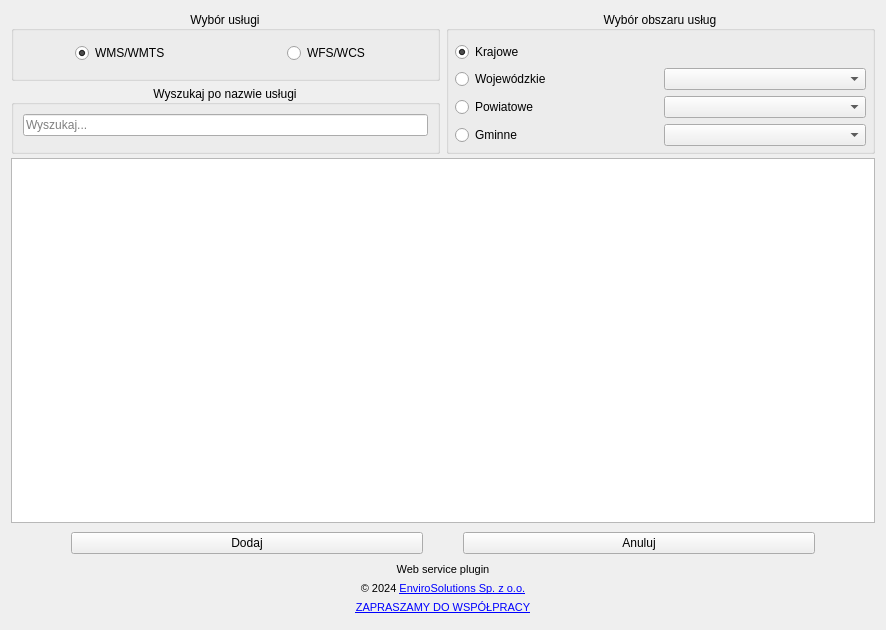
The window that web_service_plugin_dialog_base.ui (envirosolutionspl/integrator_uslug_danych_przestrzennych) describes before a commit, drawn with Qt 5.
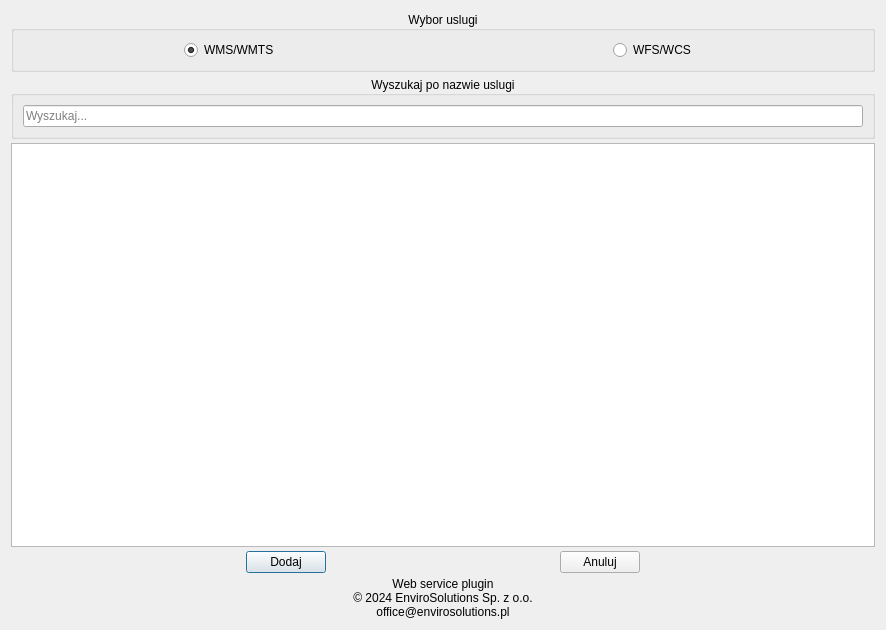
The same window after the commit. Icons and pictures are not drawn.

```diff
--- a/web_service_plugin_dialog_base.ui
+++ b/web_service_plugin_dialog_base.ui
@@ -23,12 +23,6 @@
    <iconset>
     <normaloff>images/icon.svg</normaloff>images/icon.svg</iconset>
   </property>
-  <property name="styleSheet">
-   <string notr="true"/>
-  </property>
-  <property name="sizeGripEnabled">
-   <bool>false</bool>
-  </property>
   <layout class="QGridLayout" name="gridLayout_2">
    <property name="horizontalSpacing">
     <number>6</number>
@@ -36,172 +30,88 @@
    <property name="verticalSpacing">
     <number>4</number>
    </property>
-   <item row="0" column="1" rowspan="2">
-    <widget class="QGroupBox" name="units_wdgt">
+   <item row="0" column="0">
+    <widget class="QGroupBox" name="services_groupbox">
      <property name="title">
-      <string>Wybór obszaru usług</string>
+      <string>Wybor uslugi</string>
      </property>
      <property name="alignment">
       <set>Qt::AlignCenter</set>
      </property>
-     <layout class="QGridLayout" name="gridLayout">
-      <property name="leftMargin">
-       <number>6</number>
-      </property>
-      <property name="topMargin">
-       <number>6</number>
-      </property>
-      <property name="rightMargin">
-       <number>6</number>
-      </property>
-      <property name="bottomMargin">
-       <number>0</number>
-      </property>
-      <item row="0" column="1">
-       <layout class="QGridLayout" name="gridLayout_4">
-        <property name="topMargin">
-         <number>5</number>
-        </property>
-        <item row="1" column="0" alignment="Qt::AlignLeft">
-         <widget class="QRadioButton" name="woj_rb">
+     <layout class="QVBoxLayout" name="verticalLayout_3">
+      <item>
+       <layout class="QGridLayout" name="gridLayout_8">
+        <item row="0" column="0" alignment="Qt::AlignHCenter">
+         <widget class="QRadioButton" name="wms_rdbtn">
           <property name="text">
-           <string>Wojewódzkie</string>
-          </property>
-         </widget>
-        </item>
-        <item row="0" column="0" alignment="Qt::AlignLeft">
-         <widget class="QRadioButton" name="kraj_rb">
-          <property name="text">
-           <string>Krajowe</string>
+           <string>WMS/WMTS</string>
           </property>
           <property name="checked">
            <bool>true</bool>
           </property>
          </widget>
         </item>
-        <item row="3" column="0" alignment="Qt::AlignLeft">
-         <widget class="QRadioButton" name="gmi_rb">
+        <item row="0" column="1" alignment="Qt::AlignHCenter">
+         <widget class="QRadioButton" name="wfs_rdbtn">
           <property name="text">
-           <string>Gminne</string>
-          </property>
-         </widget>
-        </item>
-        <item row="3" column="1">
-         <widget class="QComboBox" name="gmina_combo">
-          <property name="sizePolicy">
-           <sizepolicy hsizetype="Minimum" vsizetype="Fixed">
-            <horstretch>0</horstretch>
-            <verstretch>0</verstretch>
-           </sizepolicy>
-          </property>
-          <property name="editable">
-           <bool>false</bool>
-          </property>
-          <property name="maxVisibleItems">
-           <number>10</number>
-          </property>
-         </widget>
-        </item>
-        <item row="1" column="1">
-         <widget class="QComboBox" name="wojewodztwo_combo">
-          <property name="sizePolicy">
-           <sizepolicy hsizetype="Minimum" vsizetype="Fixed">
-            <horstretch>0</horstretch>
-            <verstretch>0</verstretch>
-           </sizepolicy>
-          </property>
-          <property name="editable">
-           <bool>false</bool>
-          </property>
-          <property name="maxVisibleItems">
-           <number>10</number>
-          </property>
-          <property name="duplicatesEnabled">
-           <bool>false</bool>
-          </property>
-          <item>
-           <property name="text">
-            <string/>
-           </property>
-          </item>
-         </widget>
-        </item>
-        <item row="2" column="1">
-         <widget class="QComboBox" name="powiat_combo">
-          <property name="sizePolicy">
-           <sizepolicy hsizetype="Minimum" vsizetype="Fixed">
-            <horstretch>0</horstretch>
-            <verstretch>0</verstretch>
-           </sizepolicy>
-          </property>
-          <property name="editable">
-           <bool>false</bool>
-          </property>
-          <property name="maxVisibleItems">
-           <number>10</number>
-          </property>
-         </widget>
-        </item>
-        <item row="2" column="0" alignment="Qt::AlignLeft">
-         <widget class="QRadioButton" name="pow_rb">
-          <property name="text">
-           <string>Powiatowe</string>
+           <string>WFS/WCS</string>
           </property>
          </widget>
         </item>
        </layout>
       </item>
-      <item row="1" column="1">
-       <spacer name="verticalSpacer_2">
-        <property name="orientation">
-         <enum>Qt::Vertical</enum>
+     </layout>
+    </widget>
+   </item>
+   <item row="1" column="0">
+    <widget class="QGroupBox" name="groupBox">
+     <property name="title">
+      <string>Wyszukaj po nazwie uslugi</string>
+     </property>
+     <property name="alignment">
+      <set>Qt::AlignCenter</set>
+     </property>
+     <layout class="QVBoxLayout" name="verticalLayout">
+      <item>
+       <widget class="QLineEdit" name="search_lineedit">
+        <property name="placeholderText">
+         <string>Wyszukaj...</string>
         </property>
-        <property name="sizeHint" stdset="0">
-         <size>
-          <width>20</width>
-          <height>5</height>
-         </size>
+        <property name="clearButtonEnabled">
+         <bool>true</bool>
         </property>
-       </spacer>
+       </widget>
       </item>
      </layout>
     </widget>
    </item>
-   <item row="3" column="0" colspan="2">
+   <item row="3" column="0">
     <widget class="QTableView" name="services_table">
-     <property name="toolTip">
-      <string>Wciśnij Ctrl aby zaznaczyć więcej usług</string>
-     </property>
-     <property name="frameShape">
-      <enum>QFrame::StyledPanel</enum>
-     </property>
      <property name="selectionBehavior">
       <enum>QAbstractItemView::SelectRows</enum>
      </property>
     </widget>
    </item>
-   <item row="5" column="0" colspan="2">
+   <item row="5" column="0">
     <layout class="QGridLayout" name="gridLayout_3">
-     <property name="topMargin">
-      <number>5</number>
-     </property>
-     <property name="bottomMargin">
-      <number>5</number>
-     </property>
+     <item row="0" column="0">
+      <spacer name="horizontalSpacer">
+       <property name="orientation">
+        <enum>Qt::Horizontal</enum>
+       </property>
+       <property name="sizeHint" stdset="0">
+        <size>
+         <width>60</width>
+         <height>20</height>
+        </size>
+       </property>
+      </spacer>
+     </item>
      <item row="0" column="1">
       <widget class="QPushButton" name="add_btn">
-       <property name="enabled">
-        <bool>true</bool>
-       </property>
-       <property name="toolTip">
-        <string>Dodaje usługę do projektu</string>
-       </property>
        <property name="text">
         <string>Dodaj</string>
        </property>
-       <property name="autoDefault">
-        <bool>false</bool>
-       </property>
       </widget>
      </item>
      <item row="0" column="2">
@@ -209,9 +119,6 @@
        <property name="orientation">
         <enum>Qt::Horizontal</enum>
        </property>
-       <property name="sizeType">
-        <enum>QSizePolicy::Preferred</enum>
-       </property>
        <property name="sizeHint" stdset="0">
         <size>
          <width>40</width>
@@ -228,35 +135,13 @@
        <property name="text">
         <string>Anuluj</string>
        </property>
-       <property name="autoDefault">
-        <bool>false</bool>
-       </property>
       </widget>
      </item>
-     <item row="0" column="0">
-      <spacer name="horizontalSpacer">
-       <property name="orientation">
-        <enum>Qt::Horizontal</enum>
-       </property>
-       <property name="sizeType">
-        <enum>QSizePolicy::Minimum</enum>
-       </property>
-       <property name="sizeHint" stdset="0">
-        <size>
-         <width>60</width>
-         <height>20</height>
-        </size>
-       </property>
-      </spacer>
-     </item>
      <item row="0" column="4">
       <spacer name="horizontalSpacer_2">
        <property name="orientation">
         <enum>Qt::Horizontal</enum>
        </property>
-       <property name="sizeType">
-        <enum>QSizePolicy::Minimum</enum>
-       </property>
        <property name="sizeHint" stdset="0">
         <size>
          <width>60</width>
@@ -267,23 +152,8 @@
      </item>
     </layout>
    </item>
-   <item row="7" column="0" colspan="2">
+   <item row="7" column="0">
     <layout class="QHBoxLayout" name="Stopka">
-     <property name="spacing">
-      <number>5</number>
-     </property>
-     <property name="leftMargin">
-      <number>5</number>
-     </property>
-     <property name="topMargin">
-      <number>0</number>
-     </property>
-     <property name="rightMargin">
-      <number>5</number>
-     </property>
-     <property name="bottomMargin">
-      <number>5</number>
-     </property>
      <item>
       <widget class="QLabel" name="img_main">
        <property name="maximumSize">
@@ -292,9 +162,6 @@
          <height>60</height>
         </size>
        </property>
-       <property name="text">
-        <string/>
-       </property>
        <property name="pixmap">
         <pixmap>images/icon.svg</pixmap>
        </property>
@@ -304,28 +171,24 @@
        <property name="alignment">
         <set>Qt::AlignCenter</set>
        </property>
-       <property name="margin">
-        <number>9</number>
-       </property>
       </widget>
      </item>
      <item>
       <layout class="QGridLayout" name="gridLayout_11">
-       <property name="spacing">
-        <number>6</number>
-       </property>
+       <item row="0" column="0">
+        <widget class="QLabel" name="lbl_pluginVersion">
+         <property name="text">
+          <string>Web service plugin</string>
+         </property>
+         <property name="alignment">
+          <set>Qt::AlignCenter</set>
+         </property>
+        </widget>
+       </item>
        <item row="1" column="0">
         <widget class="QLabel" name="lbl_copyrights_3">
-         <property name="font">
-          <font>
-           <pointsize>8</pointsize>
-          </font>
-         </property>
          <property name="text">
-          <string>&lt;html&gt;&lt;head/&gt;&lt;body&gt;&lt;p&gt;© 2024 &lt;a href=&quot;http://www.envirosolutions.pl/&quot;&gt;&lt;span style=&quot; text-decoration: underline; color:#0000ff;&quot;&gt;EnviroSolutions Sp. z o.o.&lt;/span&gt;&lt;/a&gt;&lt;/p&gt;&lt;/body&gt;&lt;/html&gt;</string>
-         </property>
-         <property name="textFormat">
-          <enum>Qt::RichText</enum>
+          <string>© 2024 EnviroSolutions Sp. z o.o.</string>
          </property>
          <property name="alignment">
           <set>Qt::AlignCenter</set>
@@ -340,37 +203,8 @@
        </item>
        <item row="2" column="0">
         <widget class="QLabel" name="lbl_email_3">
-         <property name="font">
-          <font>
-           <pointsize>8</pointsize>
-          </font>
-         </property>
          <property name="text">
-          <string>&lt;html&gt;&lt;head/&gt;&lt;body&gt;&lt;p&gt;&lt;a href=&quot;mailto:office@envirosolutions.pl&quot;&gt;&lt;span style=&quot; text-decoration: underline; color:#0000ff;&quot;&gt;ZAPRASZAMY DO WSPÓŁPRACY&lt;/span&gt;&lt;/a&gt;&lt;/p&gt;&lt;/body&gt;&lt;/html&gt;</string>
-         </property>
-         <property name="textFormat">
-          <enum>Qt::RichText</enum>
-         </property>
-         <property name="alignment">
-          <set>Qt::AlignCenter</set>
-         </property>
-         <property name="openExternalLinks">
-          <bool>true</bool>
-         </property>
-         <property name="textInteractionFlags">
-          <set>Qt::TextBrowserInteraction</set>
-         </property>
-        </widget>
-       </item>
-       <item row="0" column="0">
-        <widget class="QLabel" name="lbl_pluginVersion">
-         <property name="font">
-          <font>
-           <pointsize>8</pointsize>
-          </font>
-         </property>
-         <property name="text">
-          <string>Web service plugin</string>
+          <string>office@envirosolutions.pl</string>
          </property>
          <property name="alignment">
           <set>Qt::AlignCenter</set>
@@ -381,134 +215,22 @@
      </item>
      <item>
       <widget class="QLabel" name="img_es">
-       <property name="sizePolicy">
-        <sizepolicy hsizetype="Maximum" vsizetype="Minimum">
-         <horstretch>0</horstretch>
-         <verstretch>0</verstretch>
-        </sizepolicy>
-       </property>
        <property name="maximumSize">
         <size>
          <width>60</width>
          <height>60</height>
         </size>
        </property>
-       <property name="font">
-        <font>
-         <pointsize>19</pointsize>
-        </font>
-       </property>
-       <property name="mouseTracking">
-        <bool>true</bool>
-       </property>
-       <property name="text">
-        <string/>
-       </property>
        <property name="pixmap">
         <pixmap>images/es_logo.svg</pixmap>
        </property>
        <property name="scaledContents">
         <bool>true</bool>
        </property>
-       <property name="margin">
-        <number>0</number>
-       </property>
       </widget>
      </item>
     </layout>
    </item>
-   <item row="0" column="0">
-    <widget class="QGroupBox" name="services_groupbox">
-     <property name="title">
-      <string>Wybór usługi</string>
-     </property>
-     <property name="alignment">
-      <set>Qt::AlignCenter</set>
-     </property>
-     <layout class="QVBoxLayout" name="verticalLayout_3">
-      <property name="topMargin">
-       <number>6</number>
-      </property>
-      <item>
-       <layout class="QGridLayout" name="gridLayout_8">
-        <item row="0" column="1" alignment="Qt::AlignHCenter">
-         <widget class="QRadioButton" name="wfs_rdbtn">
-          <property name="toolTip">
-           <string>pozwala szybko wyszukiwać najaktualniejsze dane dla zadanego obszaru</string>
-          </property>
-          <property name="text">
-           <string>WFS/WCS</string>
-          </property>
-          <property name="checked">
-           <bool>false</bool>
-          </property>
-         </widget>
-        </item>
-        <item row="0" column="0" alignment="Qt::AlignHCenter">
-         <widget class="QRadioButton" name="wms_rdbtn">
-          <property name="toolTip">
-           <string>Pozwala na pobieranie danych aktualnych i archiwalnych</string>
-          </property>
-          <property name="text">
-           <string>WMS/WMTS</string>
-          </property>
-          <property name="checked">
-           <bool>true</bool>
-          </property>
-         </widget>
-        </item>
-       </layout>
-      </item>
-     </layout>
-    </widget>
-   </item>
-   <item row="1" column="0">
-    <widget class="QGroupBox" name="groupBox">
-     <property name="inputMethodHints">
-      <set>Qt::ImhFormattedNumbersOnly</set>
-     </property>
-     <property name="title">
-      <string>Wyszukaj po nazwie usługi</string>
-     </property>
-     <property name="alignment">
-      <set>Qt::AlignCenter</set>
-     </property>
-     <layout class="QVBoxLayout" name="verticalLayout">
-      <item>
-       <widget class="QLineEdit" name="search_lineedit">
-        <property name="sizePolicy">
-         <sizepolicy hsizetype="Minimum" vsizetype="Fixed">
-          <horstretch>0</horstretch>
-          <verstretch>0</verstretch>
-         </sizepolicy>
-        </property>
-        <property name="placeholderText">
-         <string>Wyszukaj...</string>
-        </property>
-        <property name="clearButtonEnabled">
-         <bool>true</bool>
-        </property>
-       </widget>
-      </item>
-      <item>
-       <spacer name="verticalSpacer">
-        <property name="orientation">
-         <enum>Qt::Vertical</enum>
-        </property>
-        <property name="sizeType">
-         <enum>QSizePolicy::Minimum</enum>
-        </property>
-        <property name="sizeHint" stdset="0">
-         <size>
-          <width>20</width>
-          <height>5</height>
-         </size>
-        </property>
-       </spacer>
-      </item>
-     </layout>
-    </widget>
-   </item>
   </layout>
  </widget>
  <tabstops>
```
Left out of the diff: 19 changed lines with no effect on the pictures.
